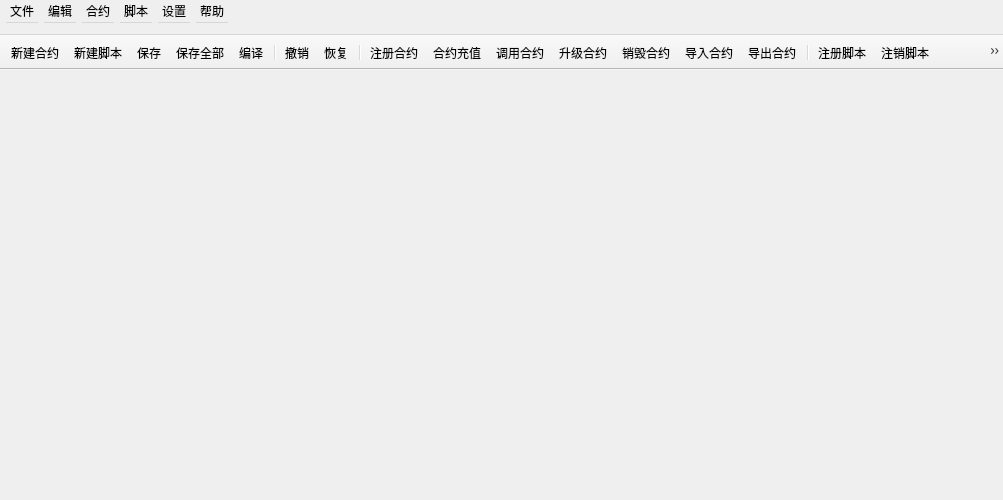
Old version of the form mainwindow.ui in the repository HcashOrg/HX-IDE.
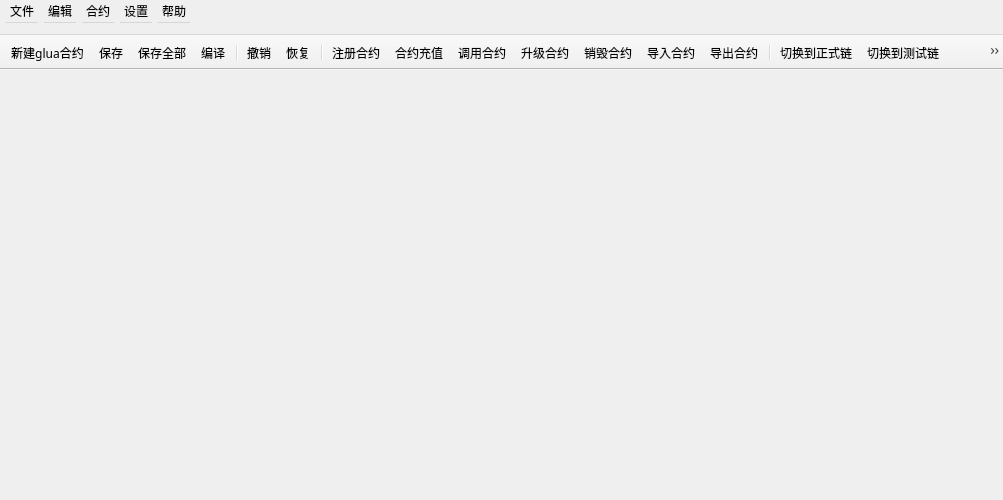
New version of the form.

```diff
--- a/mainwindow.ui
+++ b/mainwindow.ui
@@ -89,19 +89,9 @@
     <addaction name="undoAction"/>
     <addaction name="redoAction"/>
    </widget>
-   <widget class="QMenu" name="scriptMenu">
-    <property name="title">
-     <string>脚本</string>
-    </property>
-    <addaction name="addScriptAction"/>
-    <addaction name="removeScriptAction"/>
-    <addaction name="bindAction"/>
-    <addaction name="unbindAction"/>
-   </widget>
    <addaction name="fileMenu"/>
    <addaction name="editMenu"/>
    <addaction name="contractMenu"/>
-   <addaction name="scriptMenu"/>
    <addaction name="setMenu"/>
    <addaction name="helpMenu"/>
   </widget>
@@ -124,8 +114,7 @@
    <attribute name="toolBarBreak">
     <bool>false</bool>
    </attribute>
-   <addaction name="newContractAction"/>
-   <addaction name="newScriptAction"/>
+   <addaction name="newContractAction_glua"/>
    <addaction name="saveAction"/>
    <addaction name="saveAllAction"/>
    <addaction name="compileAction"/>
@@ -141,10 +130,6 @@
    <addaction name="importAction"/>
    <addaction name="exportAction"/>
    <addaction name="separator"/>
-   <addaction name="addScriptAction"/>
-   <addaction name="removeScriptAction"/>
-   <addaction name="bindAction"/>
-   <addaction name="separator"/>
    <addaction name="changeToFormalChainAction"/>
    <addaction name="changeToTestChainAction"/>
    <addaction name="enterSandboxAction"/>
@@ -165,14 +150,6 @@
     <string>沙盒模式</string>
    </property>
   </action>
-  <action name="newContractAction">
-   <property name="text">
-    <string>新建合约</string>
-   </property>
-   <property name="shortcut">
-    <string>Ctrl+N</string>
-   </property>
-  </action>
   <action name="saveAction">
    <property name="text">
     <string>保存</string>
@@ -261,11 +238,6 @@
     <string>退出</string>
    </property>
   </action>
-  <action name="newScriptAction">
-   <property name="text">
-    <string>新建脚本</string>
-   </property>
-  </action>
   <action name="compileAction">
    <property name="text">
     <string>编译</string>
@@ -303,26 +275,6 @@
     <string>Ctrl+Y</string>
    </property>
   </action>
-  <action name="addScriptAction">
-   <property name="text">
-    <string>注册脚本</string>
-   </property>
-  </action>
-  <action name="removeScriptAction">
-   <property name="text">
-    <string>注销脚本</string>
-   </property>
-  </action>
-  <action name="bindAction">
-   <property name="text">
-    <string>绑定脚本</string>
-   </property>
-  </action>
-  <action name="unbindAction">
-   <property name="text">
-    <string>解除绑定</string>
-   </property>
-  </action>
   <action name="changeToTestChainAction">
    <property name="text">
     <string>切换到测试链</string>
@@ -333,6 +285,26 @@
     <string>退出沙盒模式</string>
    </property>
   </action>
+  <action name="newContractAction_glua">
+   <property name="text">
+    <string>新建glua合约</string>
+   </property>
+  </action>
+  <action name="newContractAction_csharp">
+   <property name="text">
+    <string>新建csharp合约</string>
+   </property>
+  </action>
+  <action name="newContractAction_java">
+   <property name="text">
+    <string>新建java合约</string>
+   </property>
+  </action>
+  <action name="savaAsAction">
+   <property name="text">
+    <string>另存为</string>
+   </property>
+  </action>
  </widget>
  <layoutdefault spacing="6" margin="11"/>
  <resources/>
```
Left out of the diff: 45 changed lines with no effect on the pictures.
